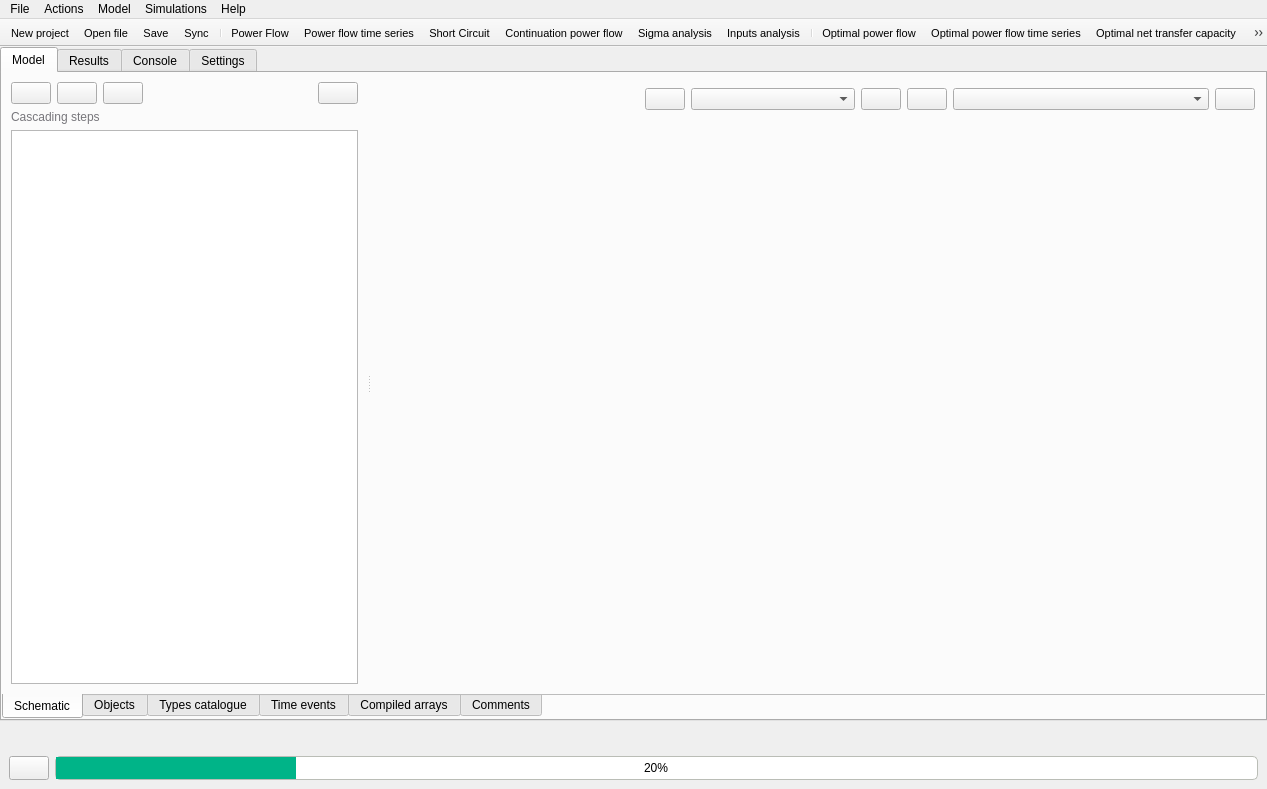
Qt form src/GridCal/Gui/Main/MainWindow.ui (SanPen/GridCal) before a commit.
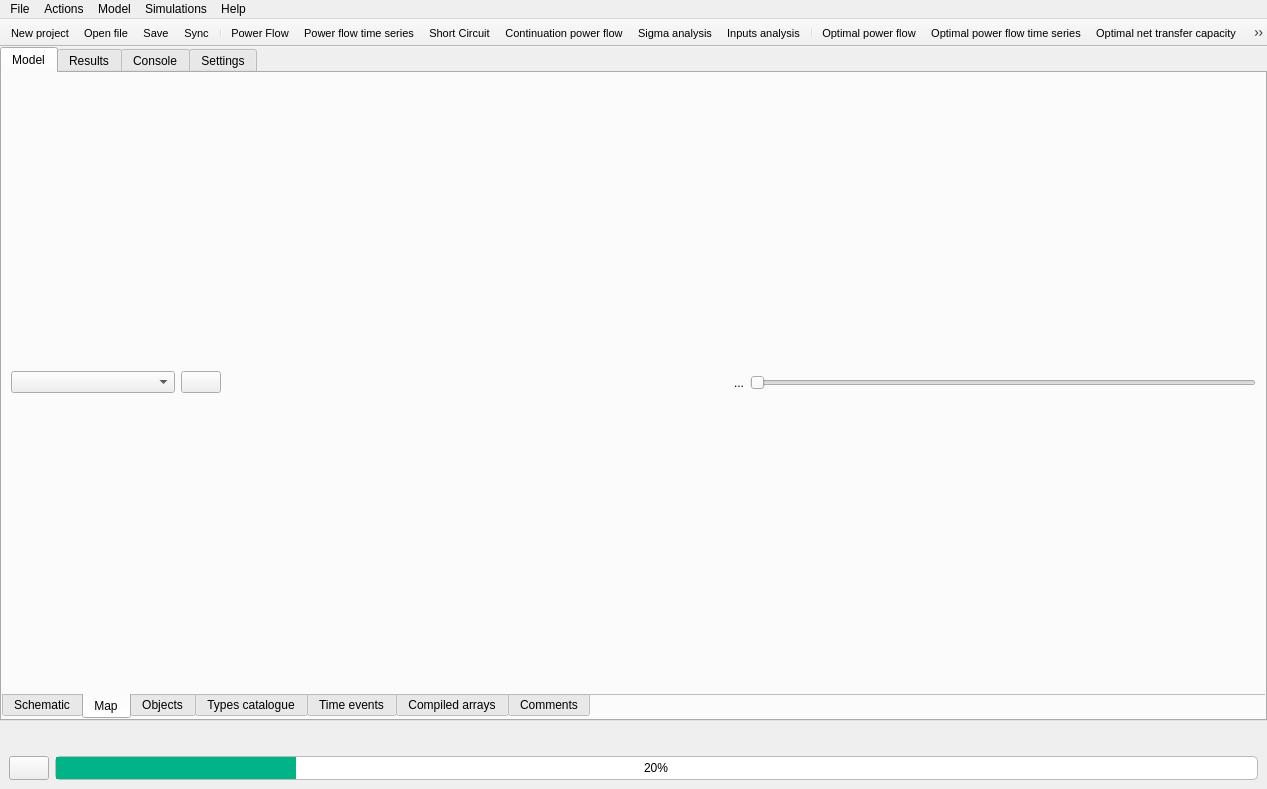
The same form after that commit. The open tabs and pages were chosen to show the change. Icons and pictures are not drawn.

What changed in the file:
```diff
--- a/src/GridCal/Gui/Main/MainWindow.ui
+++ b/src/GridCal/Gui/Main/MainWindow.ui
@@ -343,47 +343,7 @@
                    <property name="bottomMargin">
                     <number>1</number>
                    </property>
-                   <item row="1" column="6">
-                    <widget class="QComboBox" name="simulation_results_step_comboBox">
-                     <property name="minimumSize">
-                      <size>
-                       <width>256</width>
-                       <height>0</height>
-                      </size>
-                     </property>
-                     <property name="toolTip">
-                      <string>Steps in the simulation</string>
-                     </property>
-                    </widget>
-                   </item>
-                   <item row="1" column="0">
-                    <spacer name="horizontalSpacer_19">
-                     <property name="orientation">
-                      <enum>Qt::Horizontal</enum>
-                     </property>
-                     <property name="sizeHint" stdset="0">
-                      <size>
-                       <width>40</width>
-                       <height>20</height>
-                      </size>
-                     </property>
-                    </spacer>
-                   </item>
-                   <item row="1" column="7">
-                    <widget class="QPushButton" name="view_next_simulation_step_pushButton">
-                     <property name="toolTip">
-                      <string>Next</string>
-                     </property>
-                     <property name="text">
-                      <string/>
-                     </property>
-                     <property name="icon">
-                      <iconset resource="icons.qrc">
-                       <normaloff>:/Icons/icons/next.svg</normaloff>:/Icons/icons/next.svg</iconset>
-                     </property>
-                    </widget>
-                   </item>
-                   <item row="1" column="2">
+                   <item row="1" column="1">
                     <widget class="QComboBox" name="available_results_to_color_comboBox">
                      <property name="minimumSize">
                       <size>
@@ -396,7 +356,7 @@
                      </property>
                     </widget>
                    </item>
-                   <item row="1" column="5">
+                   <item row="1" column="4">
                     <widget class="QPushButton" name="view_previous_simulation_step_pushButton">
                      <property name="toolTip">
                       <string>Previous</string>
@@ -410,7 +370,47 @@
                      </property>
                     </widget>
                    </item>
-                   <item row="1" column="4">
+                   <item row="1" column="6">
+                    <widget class="QPushButton" name="view_next_simulation_step_pushButton">
+                     <property name="toolTip">
+                      <string>Next</string>
+                     </property>
+                     <property name="text">
+                      <string/>
+                     </property>
+                     <property name="icon">
+                      <iconset resource="icons.qrc">
+                       <normaloff>:/Icons/icons/next.svg</normaloff>:/Icons/icons/next.svg</iconset>
+                     </property>
+                    </widget>
+                   </item>
+                   <item row="1" column="5">
+                    <widget class="QComboBox" name="simulation_results_step_comboBox">
+                     <property name="minimumSize">
+                      <size>
+                       <width>256</width>
+                       <height>0</height>
+                      </size>
+                     </property>
+                     <property name="toolTip">
+                      <string>Steps in the simulation</string>
+                     </property>
+                    </widget>
+                   </item>
+                   <item row="1" column="0">
+                    <spacer name="horizontalSpacer_19">
+                     <property name="orientation">
+                      <enum>Qt::Horizontal</enum>
+                     </property>
+                     <property name="sizeHint" stdset="0">
+                      <size>
+                       <width>40</width>
+                       <height>20</height>
+                      </size>
+                     </property>
+                    </spacer>
+                   </item>
+                   <item row="1" column="3">
                     <widget class="QPushButton" name="colour_results_pushButton">
                      <property name="toolTip">
                       <string>Color the grid with the selected study</string>
@@ -424,20 +424,6 @@
                      </property>
                     </widget>
                    </item>
-                   <item row="1" column="1">
-                    <widget class="QPushButton" name="show_map_pushButton">
-                     <property name="toolTip">
-                      <string>Show coloured map</string>
-                     </property>
-                     <property name="text">
-                      <string/>
-                     </property>
-                     <property name="icon">
-                      <iconset resource="icons.qrc">
-                       <normaloff>:/Icons/icons/show_color_controls.svg</normaloff>:/Icons/icons/show_color_controls.svg</iconset>
-                     </property>
-                    </widget>
-                   </item>
                   </layout>
                  </widget>
                 </item>
@@ -474,6 +460,107 @@
             </item>
            </layout>
           </widget>
+          <widget class="QWidget" name="MapTab">
+           <attribute name="icon">
+            <iconset resource="icons.qrc">
+             <normaloff>:/Icons/icons/map.svg</normaloff>:/Icons/icons/map.svg</iconset>
+           </attribute>
+           <attribute name="title">
+            <string>Map</string>
+           </attribute>
+           <layout class="QVBoxLayout" name="verticalLayout_35">
+            <item>
+             <layout class="QHBoxLayout" name="map_layout"/>
+            </item>
+            <item>
+             <widget class="QFrame" name="frame_69">
+              <property name="minimumSize">
+               <size>
+                <width>0</width>
+                <height>25</height>
+               </size>
+              </property>
+              <property name="maximumSize">
+               <size>
+                <width>16777215</width>
+                <height>25</height>
+               </size>
+              </property>
+              <property name="frameShape">
+               <enum>QFrame::NoFrame</enum>
+              </property>
+              <property name="frameShadow">
+               <enum>QFrame::Plain</enum>
+              </property>
+              <layout class="QHBoxLayout" name="horizontalLayout_35">
+               <property name="leftMargin">
+                <number>0</number>
+               </property>
+               <property name="topMargin">
+                <number>0</number>
+               </property>
+               <property name="rightMargin">
+                <number>0</number>
+               </property>
+               <property name="bottomMargin">
+                <number>0</number>
+               </property>
+               <item>
+                <widget class="QComboBox" name="available_results_to_color_map_comboBox">
+                 <property name="minimumSize">
+                  <size>
+                   <width>164</width>
+                   <height>0</height>
+                  </size>
+                 </property>
+                 <property name="toolTip">
+                  <string>Available results</string>
+                 </property>
+                </widget>
+               </item>
+               <item>
+                <widget class="QPushButton" name="draw_map_button">
+                 <property name="text">
+                  <string/>
+                 </property>
+                 <property name="icon">
+                  <iconset resource="icons.qrc">
+                   <normaloff>:/Icons/icons/show_color_controls.svg</normaloff>:/Icons/icons/show_color_controls.svg</iconset>
+                 </property>
+                </widget>
+               </item>
+               <item>
+                <spacer name="horizontalSpacer_25">
+                 <property name="orientation">
+                  <enum>Qt::Horizontal</enum>
+                 </property>
+                 <property name="sizeHint" stdset="0">
+                  <size>
+                   <width>506</width>
+                   <height>20</height>
+                  </size>
+                 </property>
+                </spacer>
+               </item>
+               <item>
+                <widget class="QLabel" name="map_time_label">
+                 <property name="text">
+                  <string>...</string>
+                 </property>
+                </widget>
+               </item>
+               <item>
+                <widget class="QSlider" name="map_time_horizontalSlider">
+                 <property name="orientation">
+                  <enum>Qt::Horizontal</enum>
+                 </property>
+                </widget>
+               </item>
+              </layout>
+             </widget>
+            </item>
+           </layout>
+          </widget>
           <widget class="QWidget" name="DataTab">
            <attribute name="icon">
             <iconset resource="icons.qrc">
```
Left out of the diff: 48 changed lines with no effect on the pictures.
